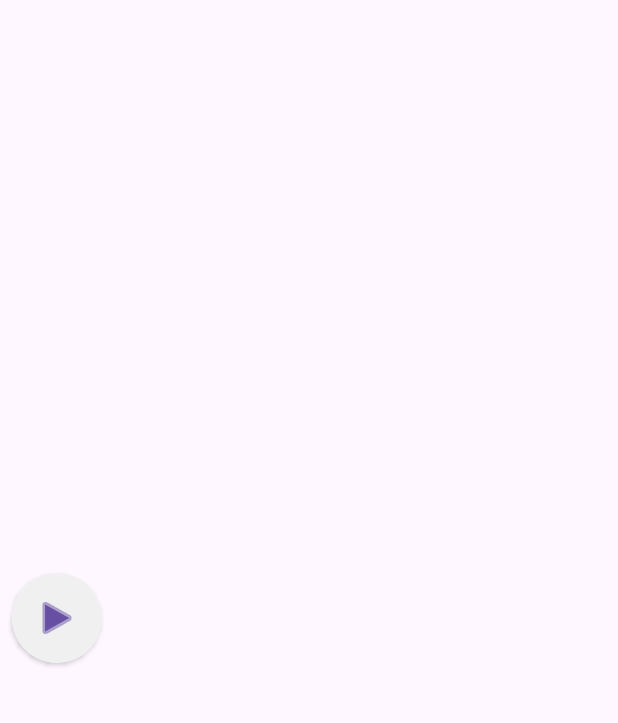
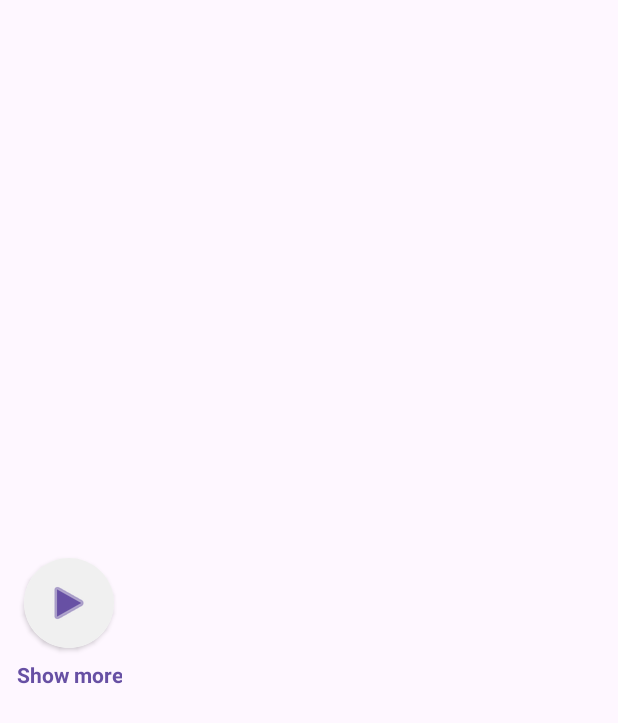
Before and after one commit to AntonBubnov/AnimeRecsProject, an Android app: the layout item_view_more.xml on its own in the app's theme, with its tools: preview values and no code run, on a phone screen of 412 x 824 dp. Shown: the top 723 px of the screen. Run offline under Robolectric (Android 15) with nearby library versions, the phone set to English and light mode, and no system bars; network calls fail.

Commit message:
Fix(Android/UI): Update item_view_more and item_anime_horizontal layouts to center elements and match carousel height

```diff
--- a/android/app/src/main/res/layout/item_anime_horizontal.xml
+++ b/android/app/src/main/res/layout/item_anime_horizontal.xml
@@ -3,7 +3,7 @@
     xmlns:android="http://schemas.android.com/apk/res/android"
     xmlns:app="http://schemas.android.com/apk/res-auto"
     android:layout_width="130dp"
-    android:layout_height="wrap_content"
+    android:layout_height="match_parent"
     android:layout_marginEnd="8dp"
     android:layout_marginBottom="8dp"
     app:cardCornerRadius="8dp"
--- a/android/app/src/main/res/layout/item_view_more.xml
+++ b/android/app/src/main/res/layout/item_view_more.xml
@@ -1,6 +1,13 @@
 <?xml version="1.0" encoding="utf-8"?>
-<androidx.cardview.widget.CardView xmlns:android="http://schemas.android.com/apk/res/android"
+<LinearLayout xmlns:android="http://schemas.android.com/apk/res/android"
     xmlns:app="http://schemas.android.com/apk/res-auto"
+    android:layout_width="wrap_content"
+    android:layout_height="match_parent"
+    android:layout_margin="8dp"
+    android:gravity="center"
+    android:orientation="vertical">
+
+    <androidx.cardview.widget.CardView
         android:layout_width="60dp"
         android:layout_height="60dp"
         android:layout_margin="8dp"
@@ -20,5 +27,16 @@
                 android:layout_height="32dp"
                 android:src="@android:drawable/ic_media_play"
                 app:tint="?attr/colorPrimary" />
+
         </LinearLayout>
     </androidx.cardview.widget.CardView>
+
+    <TextView
+        android:layout_width="wrap_content"
+        android:layout_height="wrap_content"
+        android:text="Show more"
+        android:textColor="?attr/colorPrimary"
+        android:textStyle="bold"
+        android:textSize="14sp"
+        android:textAlignment="center"/>
+</LinearLayout>
```
Lines whose indentation alone changed are shown as unchanged.
